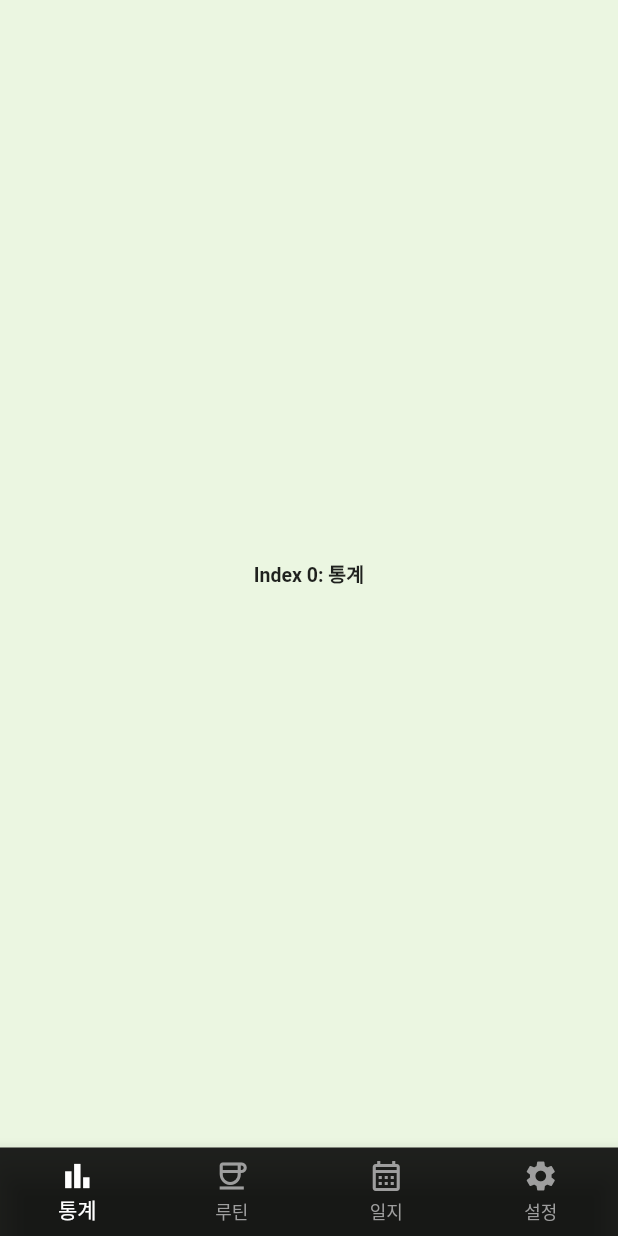
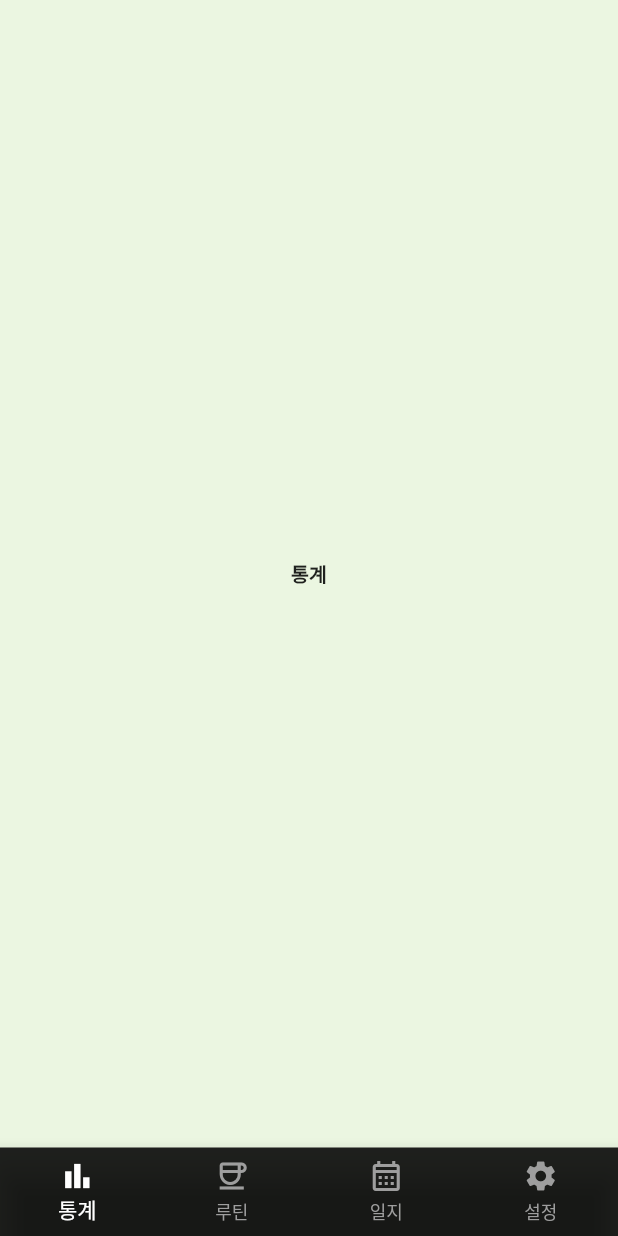
Before and after one commit to Life-Logs/flutter_app, a Flutter app: the MainScreen screen opened directly, on a phone screen of 412 x 824 dp. Run offline on Flutter 3.47's test engine with Material 2 defaults, Android fonts, the phone set to English and light mode, and no system bars.

Commit message:
feat: restructured architecture

```diff
--- a/lib/screen/home_screen.dart
+++ b/lib/home/home_screen.dart
@@ -1,5 +1,5 @@
 import 'package:flutter/material.dart';
-import 'package:lifelog/screen/main_screen.dart';
+import 'package:lifelog/main/main_screen.dart';
 
 class HomeScreen extends StatelessWidget {
   const HomeScreen({super.key});
--- a/lib/main.dart
+++ b/lib/main.dart
@@ -1,5 +1,5 @@
 import 'package:flutter/material.dart';
-import 'package:lifelog/screen/home_screen.dart';
+import 'package:lifelog/home/home_screen.dart';
 
 void main() {
   runApp(const MyApp());
--- a/lib/screen/main_screen.dart
+++ b/lib/main/main_screen.dart
@@ -14,22 +14,10 @@ class _MainScreenState extends State<MainScreen> {
       TextStyle(fontSize: 13, fontWeight: FontWeight.bold);
 
   List<Widget> body = const [
-    Text(
-      'Index 0: 통계',
-      style: optionStyle,
-    ),
-    Text(
-      'Index 1: 루틴',
-      style: optionStyle,
-    ),
-    Text(
-      'Index 2: 일지',
-      style: optionStyle,
-    ),
-    Text(
-      'Index 3: 설정',
-      style: optionStyle,
-    ),
+    Text('통계', style: optionStyle),
+    Text('루틴', style: optionStyle),
+    Text('일지', style: optionStyle),
+    Text('설정', style: optionStyle),
   ];
 
   void onNavTap(newIndex) {
```
